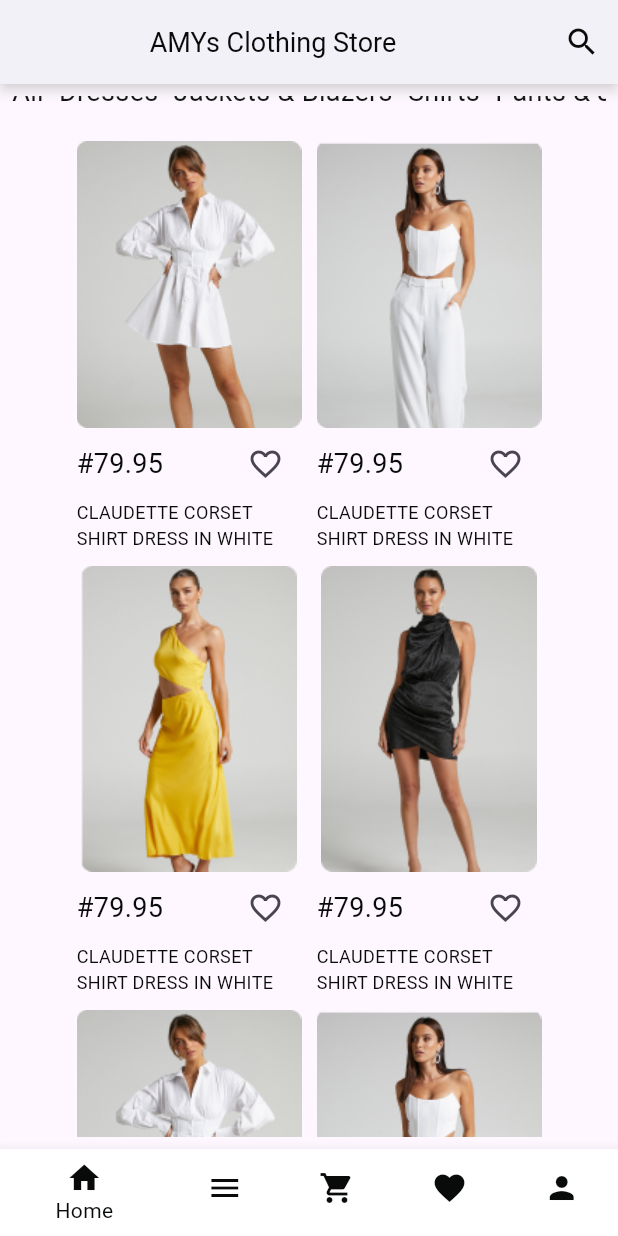
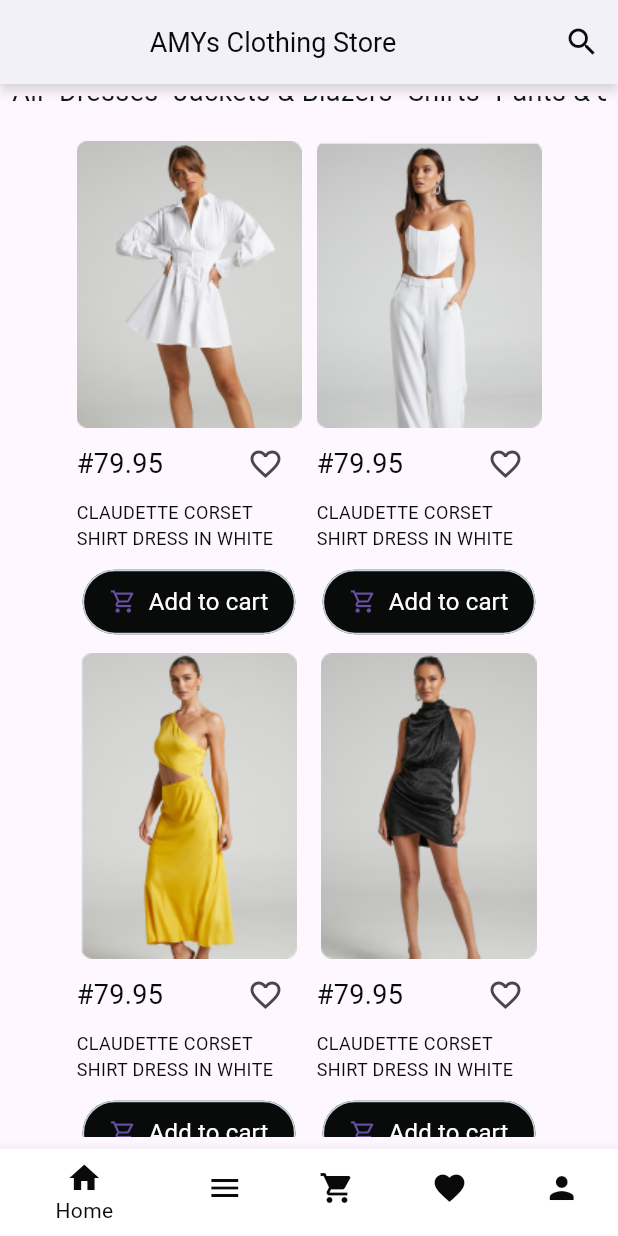
Before and after one commit to raji2004/sen331_project, a Flutter app: the screen it shows after launch, scrolled down 576 dp, on a phone screen of 412 x 824 dp. Run offline on Flutter 3.47's test engine with Material 3 defaults, Android fonts, the phone set to English and light mode, and no system bars; our stand-ins replace pin_code_fields, shared_preferences; Roboto replaces fonts that are missing (Satoshi).

Commit message:
Refactor imports and add "Add to cart" button

```diff
--- a/lib/widget/cloth_options.dart
+++ b/lib/widget/cloth_options.dart
@@ -1,6 +1,10 @@
 import 'package:flutter/material.dart';
-import 'package:sen331_project/widget/widget.dart';
+import '../widget/widget.dart';
 import '../utils/utils.dart';
+// ignore: unused_import
+import '../pages/pages.dart';
+
+import 'package:shared_preferences/shared_preferences.dart';
 
 class ClothOptions extends StatefulWidget {
   final String img;
@@ -17,14 +21,36 @@ class ClothOptions extends StatefulWidget {
   State<ClothOptions> createState() => _ClothOptionsState();
 }
 
+
+
+
 class _ClothOptionsState extends State<ClothOptions> {
   bool isFavorite = false;
+
+   Future<bool> addToCart(String cartOption) async {
+    SharedPreferences prefs = await SharedPreferences.getInstance();
+
+    List<String>? currentItems = prefs.getStringList('cart');
+    currentItems ??= [];
+
+    // Add the cartOption string to the current items list
+    currentItems.add(cartOption);
+    debugPrint(currentItems.toString());
+
+    await prefs.setStringList('cart', currentItems);
+    // Trigger a rebuild of the widget
+    setState(() {});
+    debugPrint("true");
+    return true;
+  }
+
   @override
   Widget build(BuildContext context) {
     return SizedBox(
       width: 150,
       child: Column(
         mainAxisAlignment: MainAxisAlignment.center,
+        crossAxisAlignment: CrossAxisAlignment.center,
         children: [
           Image(image: AssetImage(widget.img)),
           Row(
@@ -44,7 +70,19 @@ class _ClothOptionsState extends State<ClothOptions> {
               ),
             ],
           ),
-          MyText(widget.name, fontSize: 12)
+          MyText(widget.name, fontSize: 12),
+          const SizedBox( height: 10,),
+           ButtonWithIcon(
+            icon: const Icon(Icons.shopping_cart_outlined),
+            text: "Add to cart",
+            backgroundColor: Primary.black,
+            textColor: Primary.white,
+            horizontal: 18,
+            vertical: 10,
+            onPressed: (){
+              addToCart(widget.img);
+            },
+          )
         ],
       ),
     );
--- a/lib/widget/heading.dart
+++ b/lib/widget/heading.dart
@@ -10,14 +10,14 @@ class Heading extends StatelessWidget {
   @override
   Widget build(BuildContext context) {
     return Align(
+      alignment: Alignment.centerLeft,
       child: Text(
         text,
-        style: TextStyle(
+        style: const TextStyle(
           fontSize: 20,
           fontWeight: FontWeight.w600,
         ),
       ),
-      alignment: Alignment.centerLeft,
     );
   }
 }
```
